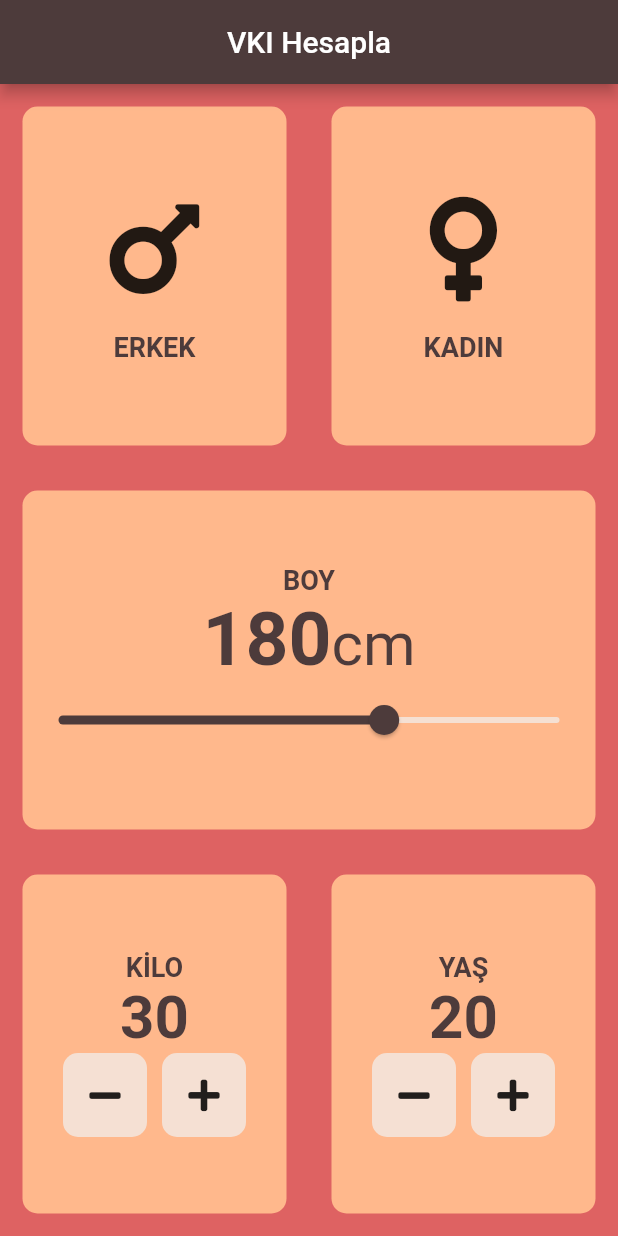
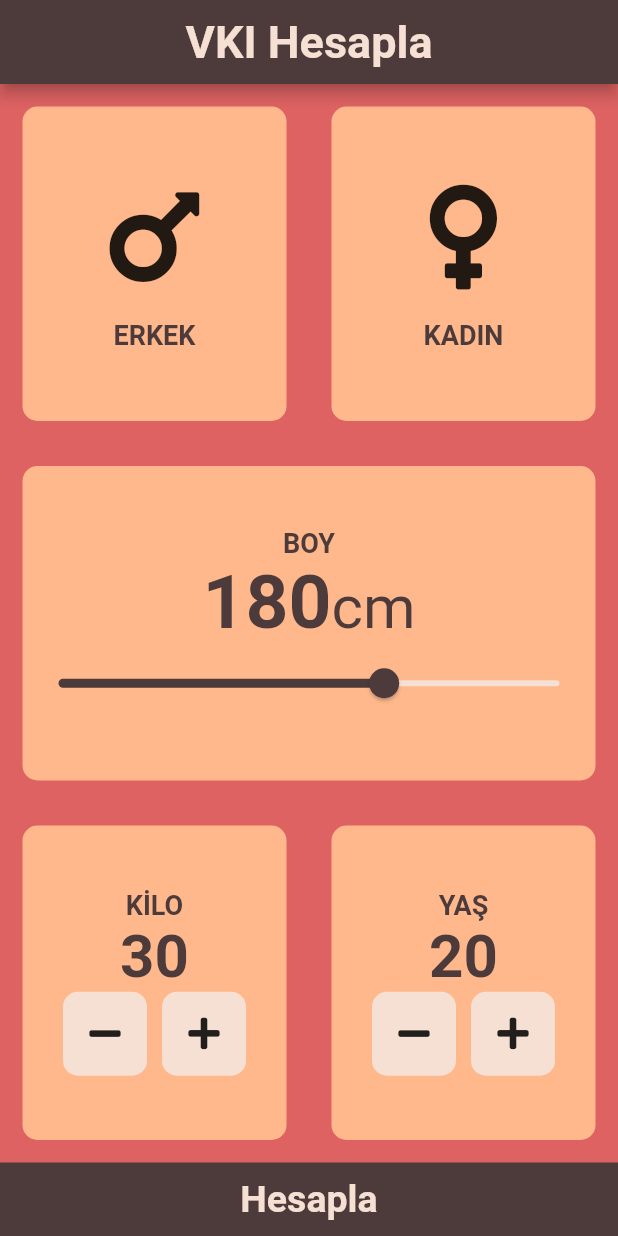
Before and after one commit to emralyilmaz/training35_vki_app, a Flutter app: the screen it shows after launch, on a phone screen of 412 x 824 dp. Run offline on Flutter 3.47's test engine with Material 2 defaults, Android fonts, the phone set to English and light mode, and no system bars; our stand-ins replace font_awesome_flutter.

Commit message:
sonuc_sayfasina_yonelme

```diff
--- a/lib/hesap_sayfasi.dart
+++ b/lib/hesap_sayfasi.dart
@@ -1,5 +1,6 @@
 import 'package:flutter/material.dart';
 import 'package:font_awesome_flutter/font_awesome_flutter.dart';
+import 'package:training35_vki_app/sonuc_sayfasi.dart';
 import 'hesap_card.dart';
 import 'icon_content.dart';
 import 'button_icon.dart';
@@ -27,7 +28,14 @@ class _HesaplamaSayfasiState extends State<HesaplamaSayfasi> {
   Widget build(BuildContext context) {
     return Scaffold(
         appBar: AppBar(
-          title: Center(child: Text("VKI Hesapla")),
+          title: Center(
+              child: Text(
+            "VKI Hesapla",
+            style: TextStyle(
+                fontSize: 30,
+                fontWeight: FontWeight.bold,
+                color: Color.fromRGBO(245, 224, 211, 1)),
+          )),
         ),
         body: Column(
           crossAxisAlignment: CrossAxisAlignment.stretch,
@@ -214,6 +222,27 @@ class _HesaplamaSayfasiState extends State<HesaplamaSayfasi> {
                 ],
               ),
             ),
+            GestureDetector(
+              onTap: () {
+                Navigator.push(context, MaterialPageRoute(builder: (context) {
+                  return SonucSayfasi();
+                }));
+              },
+              child: Container(
+                child: Center(
+                  child: Text(
+                    "Hesapla",
+                    style: TextStyle(
+                        fontSize: 25,
+                        fontWeight: FontWeight.bold,
+                        color: Color.fromRGBO(245, 224, 211, 1)),
+                  ),
+                ),
+                color: Color.fromRGBO(77, 59, 59, 1),
+                padding: EdgeInsets.fromLTRB(0, 10, 0, 10),
+                width: double.infinity,
+              ),
+            )
           ],
         ));
   }
```
Also changed, not shown: lib/sonuc_sayfasi.dart (added, +13 -0 lines).
